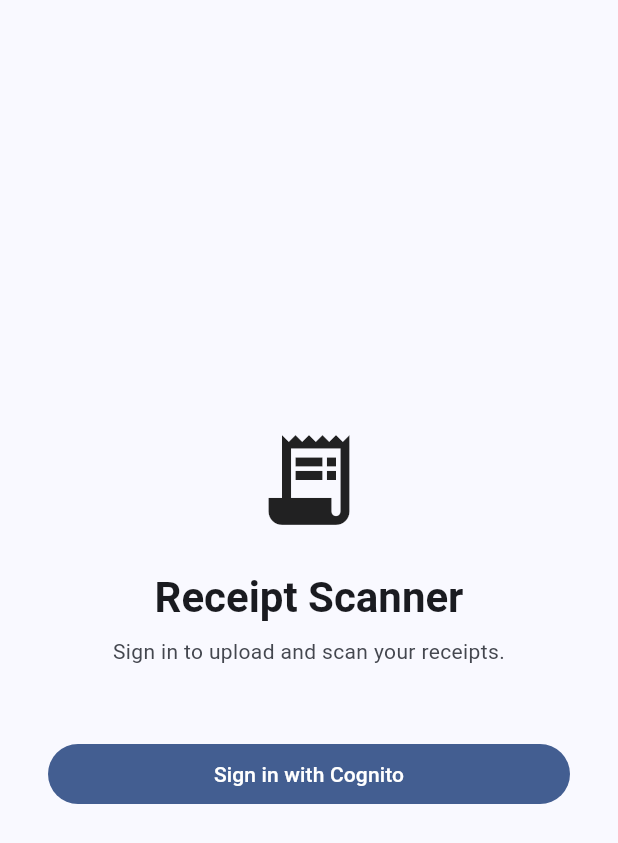
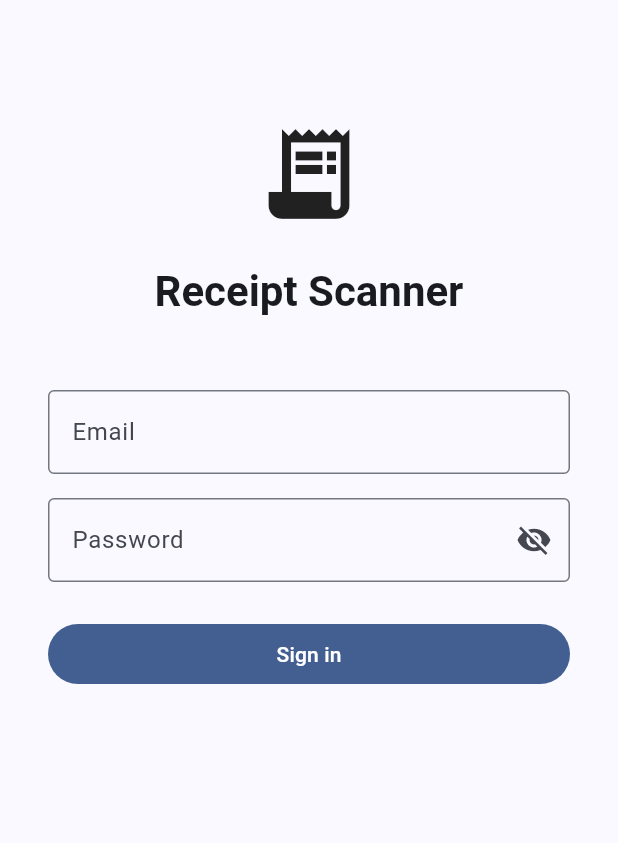
Before and after one commit to WillNash/receipt-scanner, a Flutter app: the screen it shows after launch, on a phone screen of 412 x 824 dp. Shown: the top 843 px of the screen. Run offline on Flutter 3.47's test engine with Material 3 defaults, Android fonts, the phone set to English and light mode, and no system bars; our stand-ins replace dio, flutter_riverpod, flutter_secure_storage, go_router, image_picker; project files that could hold a hidden picture were left out.

Commit message:
rework auth in app to use proper forms

```diff
--- a/mobile_new/lib/features/auth/data/repositories/auth_repository.dart
+++ b/mobile_new/lib/features/auth/data/repositories/auth_repository.dart
@@ -16,8 +16,8 @@
   static const _keyRefreshToken = 'refresh_token';
   static const _keyExpiry = 'expiry';
 
-  Future<AuthTokens> signIn() async {
-    final tokens = await _service.signIn();
+  Future<AuthTokens> signIn(String username, String password) async {
+    final tokens = await _service.signIn(username, password);
     await _store(tokens);
     return tokens;
   }
--- a/mobile_new/lib/features/auth/presentation/screens/login_screen.dart
+++ b/mobile_new/lib/features/auth/presentation/screens/login_screen.dart
@@ -11,20 +11,45 @@
 }
 
 class _LoginScreenState extends ConsumerState<LoginScreen> {
+  final _formKey = GlobalKey<FormState>();
+  final _emailController = TextEditingController();
+  final _passwordController = TextEditingController();
   bool _signingIn = false;
+  bool _obscurePassword = true;
   String? _error;
 
+  @override
+  void dispose() {
+    _emailController.dispose();
+    _passwordController.dispose();
+    super.dispose();
+  }
+
   Future<void> _signIn() async {
+    if (!_formKey.currentState!.validate()) return;
+
     setState(() {
       _signingIn = true;
       _error = null;
     });
 
     try {
-      await ref.read(authProvider.notifier).signIn();
-    } catch (e) {
+      await ref.read(authProvider.notifier).signIn(
+            _emailController.text.trim(),
+            _passwordController.text,
+          );
+    } on Exception catch (e) {
       if (!mounted) return;
-      setState(() => _error = e.toString());
+      final message = e.toString();
+      setState(() {
+        _error = message.contains('NotAuthorizedException')
+            ? 'Incorrect email or password.'
+            : message.contains('UserNotFoundException')
+                ? 'No account found for that email.'
+                : message.contains('UserNotConfirmedException')
+                    ? 'Please verify your email before signing in.'
+                    : 'Sign in failed. Please try again.';
+      });
     } finally {
       if (mounted) setState(() => _signingIn = false);
     }
@@ -36,12 +61,14 @@
 
     return Scaffold(
       body: SafeArea(
-        child: Padding(
+        child: SingleChildScrollView(
           padding: const EdgeInsets.all(32),
+          child: Form(
+            key: _formKey,
             child: Column(
-            mainAxisAlignment: MainAxisAlignment.center,
               crossAxisAlignment: CrossAxisAlignment.stretch,
               children: [
+                const SizedBox(height: 48),
                 const Icon(Icons.receipt_long, size: 72),
                 const SizedBox(height: 24),
                 Text(
@@ -50,14 +77,40 @@
                       ?.copyWith(fontWeight: FontWeight.bold),
                   textAlign: TextAlign.center,
                 ),
-              const SizedBox(height: 8),
-              Text(
-                'Sign in to upload and scan your receipts.',
-                style: theme.textTheme.bodyMedium
-                    ?.copyWith(color: theme.colorScheme.onSurfaceVariant),
-                textAlign: TextAlign.center,
+                const SizedBox(height: 48),
+                TextFormField(
+                  controller: _emailController,
+                  decoration: const InputDecoration(
+                    labelText: 'Email',
+                    border: OutlineInputBorder(),
                   ),
-              const SizedBox(height: 48),
+                  keyboardType: TextInputType.emailAddress,
+                  textInputAction: TextInputAction.next,
+                  autocorrect: false,
+                  validator: (v) =>
+                      (v == null || v.trim().isEmpty) ? 'Enter your email' : null,
+                ),
+                const SizedBox(height: 16),
+                TextFormField(
+                  controller: _passwordController,
+                  decoration: InputDecoration(
+                    labelText: 'Password',
+                    border: const OutlineInputBorder(),
+                    suffixIcon: IconButton(
+                      icon: Icon(_obscurePassword
+                          ? Icons.visibility_off
+                          : Icons.visibility),
+                      onPressed: () =>
+                          setState(() => _obscurePassword = !_obscurePassword),
+                    ),
+                  ),
+                  obscureText: _obscurePassword,
+                  textInputAction: TextInputAction.done,
+                  onFieldSubmitted: (_) => _signIn(),
+                  validator: (v) =>
+                      (v == null || v.isEmpty) ? 'Enter your password' : null,
+                ),
+                const SizedBox(height: 24),
                 if (_error != null) ...[
                   Text(
                     _error!,
@@ -74,9 +127,10 @@
                           width: 20,
                           child: CircularProgressIndicator(strokeWidth: 2),
                         )
-                    : const Text('Sign in with Cognito'),
+                      : const Text('Sign in'),
                 ),
               ],
+            ),
           ),
         ),
       ),
--- a/mobile_new/lib/features/auth/presentation/view_models/auth_view_model.dart
+++ b/mobile_new/lib/features/auth/presentation/view_models/auth_view_model.dart
@@ -1,4 +1,3 @@
-import 'package:flutter_appauth/flutter_appauth.dart';
 import 'package:flutter_riverpod/flutter_riverpod.dart';
 import 'package:flutter_secure_storage/flutter_secure_storage.dart';
 
@@ -17,7 +16,7 @@
 );
 
 final _authServiceProvider = Provider<AuthService>(
-  (_) => const AuthService(FlutterAppAuth()),
+  (_) => AuthService(),
 );
 
 final authRepositoryProvider = Provider<AuthRepository>(
@@ -77,10 +76,10 @@
     }
   }
 
-  Future<void> signIn() async {
+  Future<void> signIn(String username, String password) async {
     state = const AuthLoading();
     try {
-      final tokens = await _repo.signIn();
+      final tokens = await _repo.signIn(username, password);
       state = Authenticated(
         tokens: tokens,
         email: AuthRepository.extractEmail(tokens.idToken),
@@ -96,7 +95,6 @@
     state = const Unauthenticated();
   }
 
-  // Returns a valid id_token, refreshing transparently if needed.
   Future<String?> getIdToken() async {
     final current = state;
     if (current is! Authenticated) return null;
@@ -108,10 +106,7 @@
     }
 
     if (!identical(refreshed, current.tokens)) {
-      state = Authenticated(
-        tokens: refreshed,
-        email: current.email,
-      );
+      state = Authenticated(tokens: refreshed, email: current.email);
     }
     return refreshed.idToken;
   }
--- a/mobile_new/pubspec.yaml
+++ b/mobile_new/pubspec.yaml
@@ -17,9 +17,6 @@
   # Navigation
   go_router: ^14.2.7
 
-  # Auth — Cognito OAuth2 PKCE
-  flutter_appauth: ^8.0.0
-
   # Secure token storage
   flutter_secure_storage: ^9.2.2
 
```
Also changed, not shown: mobile_new/lib/features/auth/data/services/auth_service.dart (+48 -41 lines), 3 other files. Lines whose indentation alone changed are shown as unchanged.
